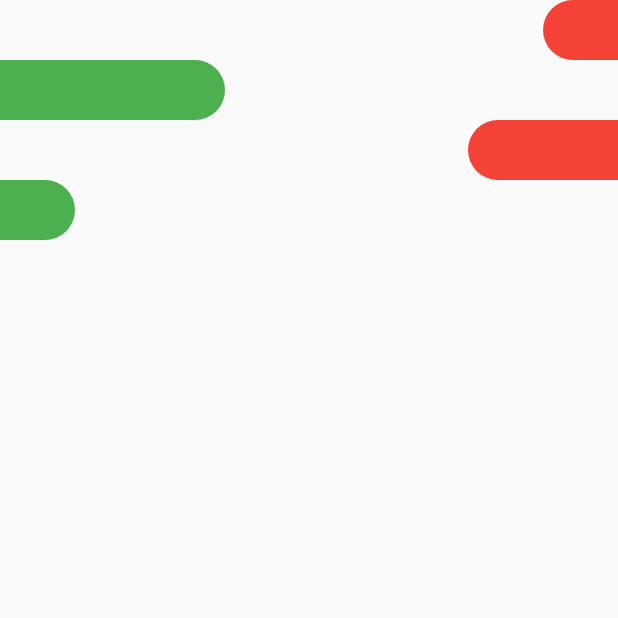
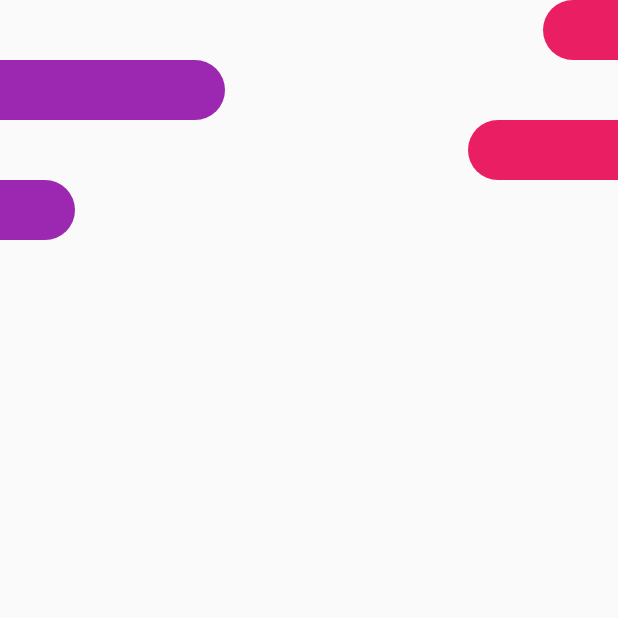
Before and after one commit to alirezakariminejad/flutter_bmi, a Flutter app: the screen it shows after launch, on a phone screen of 412 x 824 dp, the top half of it. Run offline on Flutter 3.47's test engine with Material 2 defaults, Android fonts, the phone set to English and light mode, and no system bars; our stand-ins replace hexcolor.

Commit message:
Add hex color by constant color

```diff
--- a/lib/widgets/background_shape_left.dart
+++ b/lib/widgets/background_shape_left.dart
@@ -1,4 +1,5 @@
 import 'package:flutter/material.dart';
+import 'package:flutter_bmi_app/constants/constants.dart';
 
 class LeftShape extends StatelessWidget {
   const LeftShape({super.key, this.width = 0.0});
@@ -17,7 +18,8 @@ class LeftShape extends StatelessWidget {
               topRight: Radius.circular(30.0),
               bottomRight: Radius.circular(30.0),
             ),
-            color: Colors.green,
+            color: magentaColor,
+            // color: Colors.green,
           ),
         ),
       ],
--- a/lib/widgets/background_shape_right.dart
+++ b/lib/widgets/background_shape_right.dart
@@ -1,4 +1,5 @@
 import 'package:flutter/material.dart';
+import 'package:flutter_bmi_app/constants/constants.dart';
 
 class RightShape extends StatelessWidget {
   const RightShape({super.key, this.width = 0.0});
@@ -17,7 +18,8 @@ class RightShape extends StatelessWidget {
               topLeft: Radius.circular(30.0),
               bottomLeft: Radius.circular(30.0),
             ),
-            color: Colors.red,
+            color: rubyColor,
+            // color: Colors.red,
           ),
         ),
       ],
```
